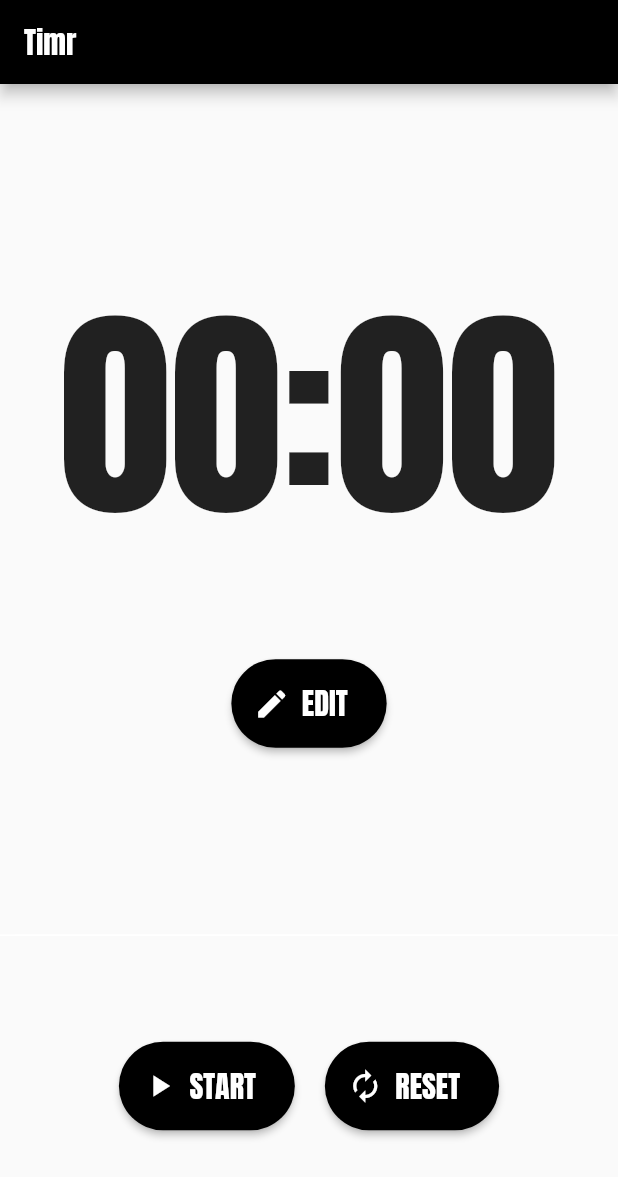
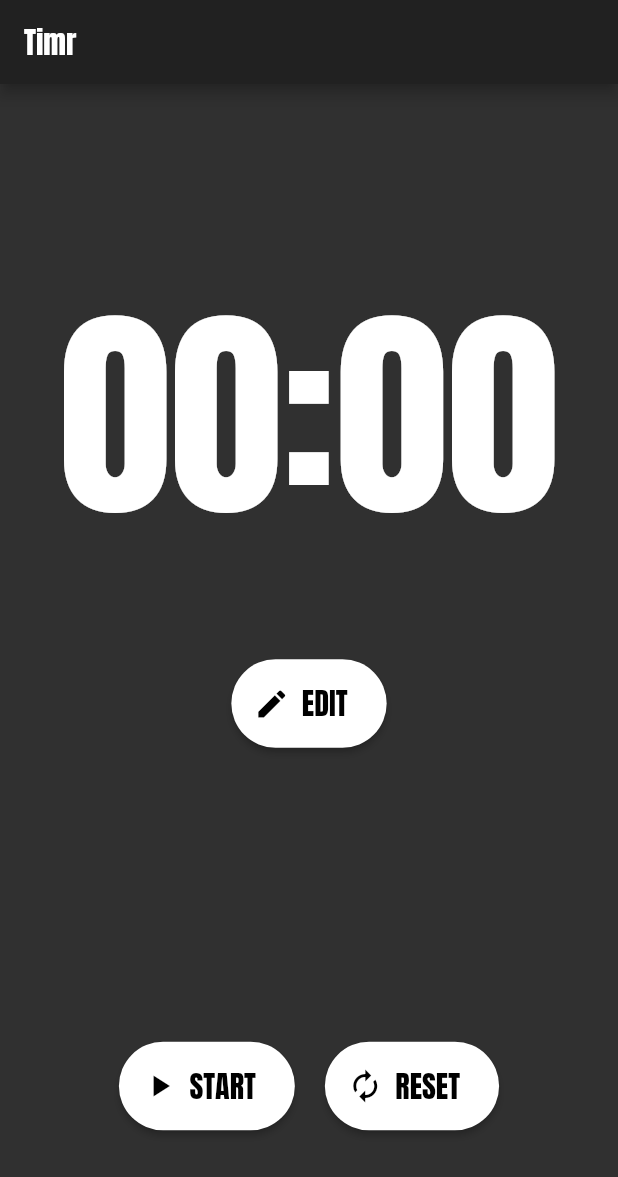
Before and after one commit to naoaki-kaito/timer, a Flutter app: the screen it shows after launch, on a phone screen of 412 x 824 dp. Shown: the top 1177 px of the screen. Run offline on Flutter 3.47's test engine with Material 2 defaults, Android fonts, the phone set to English and light mode, and no system bars; drawn by our look-alikes of percent_indicator; our stand-ins replace shared_preferences, sqflite; missing offline and left inert: flutter_ringtone_player; accounts and stored records are empty; statements that could not run were skipped.

Commit message:
change to darkmode

```diff
--- a/lib/components/app_button.dart
+++ b/lib/components/app_button.dart
@@ -1,31 +1,31 @@
 import 'package:flutter/material.dart';
 
 class AppButton {
-  static final Color _textColor = Colors.white;
-  static final Color _backgroundColor = Colors.black;
+  static final Color textColor = Colors.black;
+  static final Color backgroundColor = Colors.white;
 
   static textButton(String text, Function callback) {
     return SizedBox(
         height: 60,
         child: RawMaterialButton(
           onPressed: callback,
-          child: Text(text, style: TextStyle(fontSize: 20, color: _textColor)),
+          child: Text(text, style: TextStyle(fontSize: 20, color: textColor)),
           shape: RoundedRectangleBorder(
             borderRadius: BorderRadius.circular(30.0),
           ),
           elevation: 3.0,
-          fillColor: _backgroundColor,
+          fillColor: backgroundColor,
           padding: const EdgeInsets.all(15.0),
         ));
   }
 
   static textIconButton(String text, IconData iconData, Function callback) {
     return RaisedButton.icon(
-      label: Text(text, style: TextStyle(fontSize: 20, color: _textColor)),
-      icon: Icon(iconData, color: _textColor),
+      label: Text(text, style: TextStyle(fontSize: 20, color: textColor)),
+      icon: Icon(iconData, color: textColor),
       onPressed: callback,
       shape: StadiumBorder(),
-      color: _backgroundColor,
+      color: backgroundColor,
       padding: const EdgeInsets.fromLTRB(15, 15, 26, 15),
     );
   }
--- a/lib/main.dart
+++ b/lib/main.dart
@@ -13,10 +13,8 @@ class MyApp extends StatelessWidget {
   Widget build(BuildContext context) {
     return MaterialApp(
         theme: ThemeData(
+          brightness: Brightness.dark,
           fontFamily: 'Anton',
-          appBarTheme: AppBarTheme(
-            color: Colors.black,
-          ),
         ),
         home: MultiProvider(
           providers: [
--- a/lib/pages/time_list/time_list.dart
+++ b/lib/pages/time_list/time_list.dart
@@ -1,5 +1,6 @@
 import 'package:flutter/cupertino.dart';
 import 'package:flutter/material.dart';
+import 'package:timr/components/app_button.dart';
 import 'package:timr/model/time.dart';
 import 'package:timr/pages/time_list/components/time_dialog.dart';
 import 'package:timr/store/user_store.dart';
@@ -51,8 +52,8 @@ class _TimeListState extends State<TimeList> {
                         icon: Icon(
                           Icons.repeat,
                           color: UserStore().repeat
-                              ? Colors.black
-                              : Colors.black26,
+                              ? AppButton.backgroundColor
+                              : Colors.white30,
                         ),
                         label: SizedBox(
                           width: 0,
--- a/lib/pages/timer.dart
+++ b/lib/pages/timer.dart
@@ -74,9 +74,8 @@ class _TimerState extends State<TimerApp> {
                 //進捗
                 LinearPercentIndicator(
                   width: MediaQuery.of(context).size.width,
-                  progressColor: Colors.black,
-                  fillColor: Colors.white,
-                  backgroundColor: Colors.white,
+                  progressColor: Colors.white,
+                  backgroundColor: Color(0x00000000),
                   lineHeight: 1.0,
                   animation: true,
                   animateFromLastPercent: true,
```
